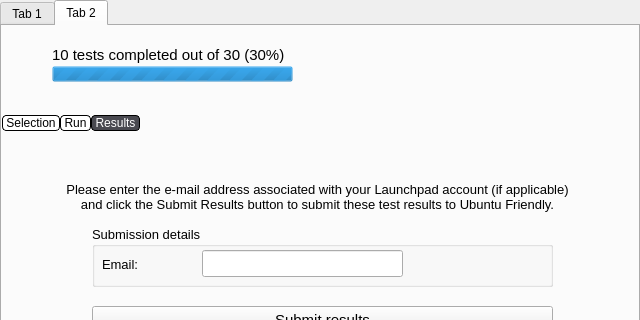
Old version of the form qt/frontend/qtfront.ui in the repository checkbox/checkbox; both pictures show x 0 to 640 and y 0 to 320 of the 640 by 480 pixel window.
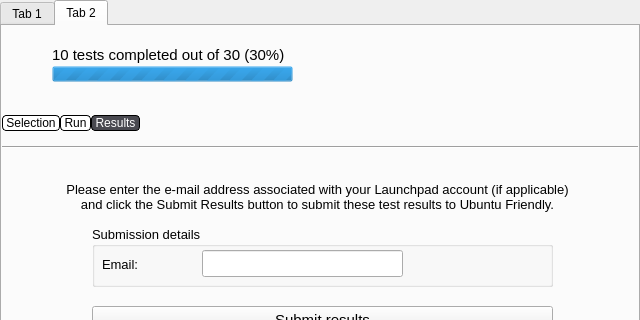
New version of the form. Icons and pictures are not drawn.

Commit message: Add horizontal separators behing the QTabBar testsTab Remove the font color style of the "Please enter the e-mail address" msg Remove the indentation of "Choose tests to run on your system" Set the min-height of QTabBar::tab to zero to avoid to see 3px of the top tabbar

Diff of the .ui file:
```diff
--- a/qt/frontend/qtfront.ui
+++ b/qt/frontend/qtfront.ui
@@ -46,6 +46,9 @@
      <property name="tabShape">
       <enum>QTabWidget::Rounded</enum>
      </property>
+     <property name="styleSheet">
+      <string notr="true">QTabBar::tab {min-height: 0ex;}</string>
+     </property>     
      <property name="currentIndex">
       <number>1</number>
      </property>
@@ -1160,6 +1163,19 @@
               <string>View results</string>
              </property>
             </widget>
+            <widget class="Line" name="submissionSeparator">
+             <property name="geometry">
+              <rect>
+               <x>0</x>
+               <y>0</y>
+               <width>640</width>
+               <height>3</height>
+              </rect>
+             </property>
+             <property name="orientation">
+              <enum>Qt::Horizontal</enum>
+             </property>
+            </widget>
            </widget>
           </widget>
          </item>
```
Left out of the diff: 19 changed lines with no effect on the pictures.
